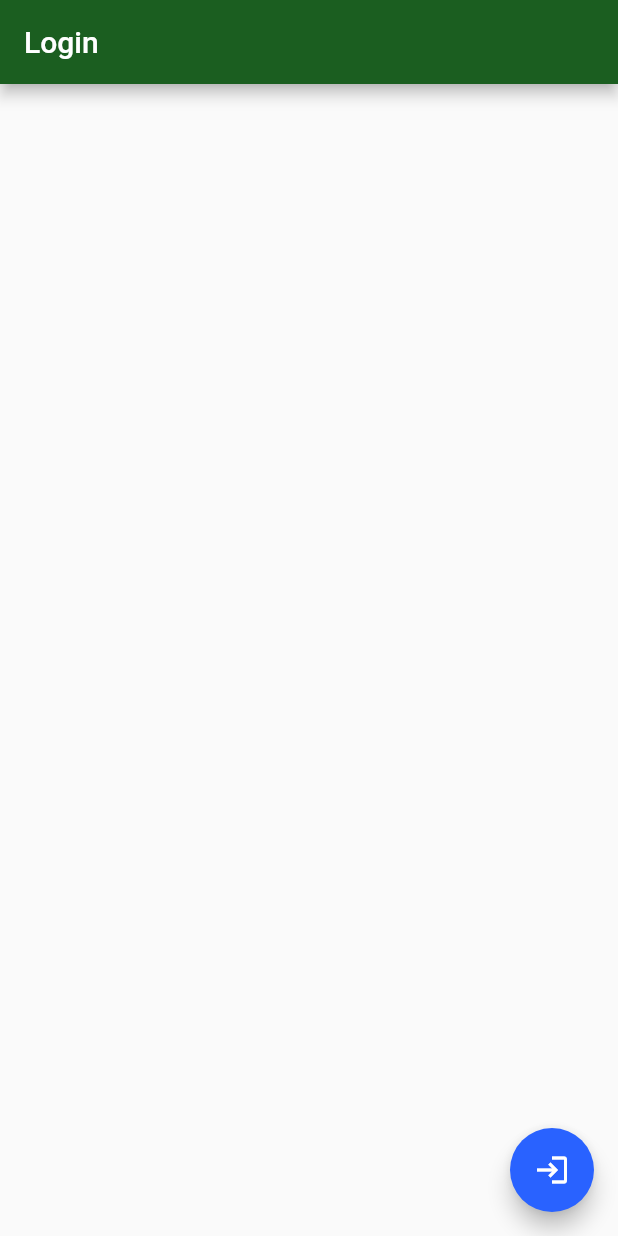
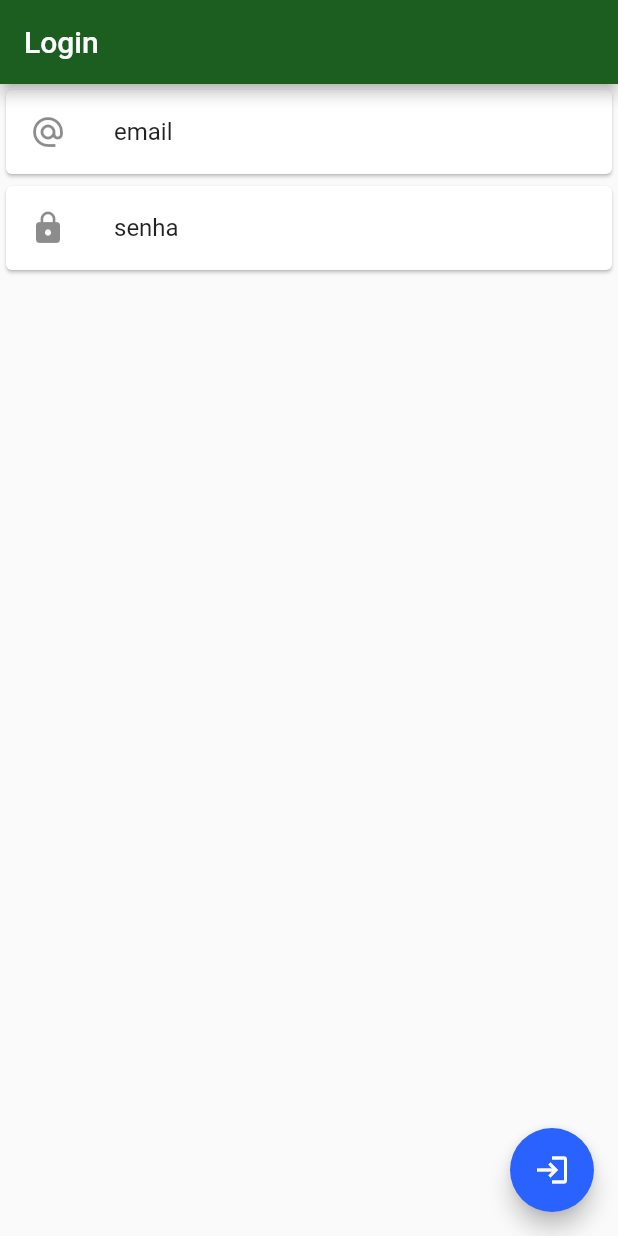
Before and after one commit to denerkr/Green_Share, a Flutter app: the screen it shows after launch, on a phone screen of 412 x 824 dp. Run offline on Flutter 3.47's test engine with Material 2 defaults, Android fonts, the phone set to English and light mode, and no system bars.

Commit message:
Tela Login ok - quase bom

```diff
--- a/lib/screens/login/telalogin.dart
+++ b/lib/screens/login/telalogin.dart
@@ -20,12 +20,21 @@ class TelaLoginState extends State<TelaLogin> {
       appBar: AppBar(
         title: Text('Login'),
       ),
-      body: ListView.builder(
-        itemCount: widget._login.length,
-        itemBuilder: (context, indice) {
-          final login = widget._login[indice];
-          return ItemLogin(login);
-        },
+      body: Column(
+        children: <Widget>[
+          Card(
+            child: ListTile(
+              leading: Icon(Icons.alternate_email),
+              title: Text('email'),
+            ),
+          ),
+          Card(
+            child: ListTile(
+              leading: Icon(Icons.lock),
+              title: Text('senha'),
+            ),
+          ),
+        ],
       ),
       floatingActionButton: FloatingActionButton(
         child: Icon(Icons.login), onPressed: () {
```
